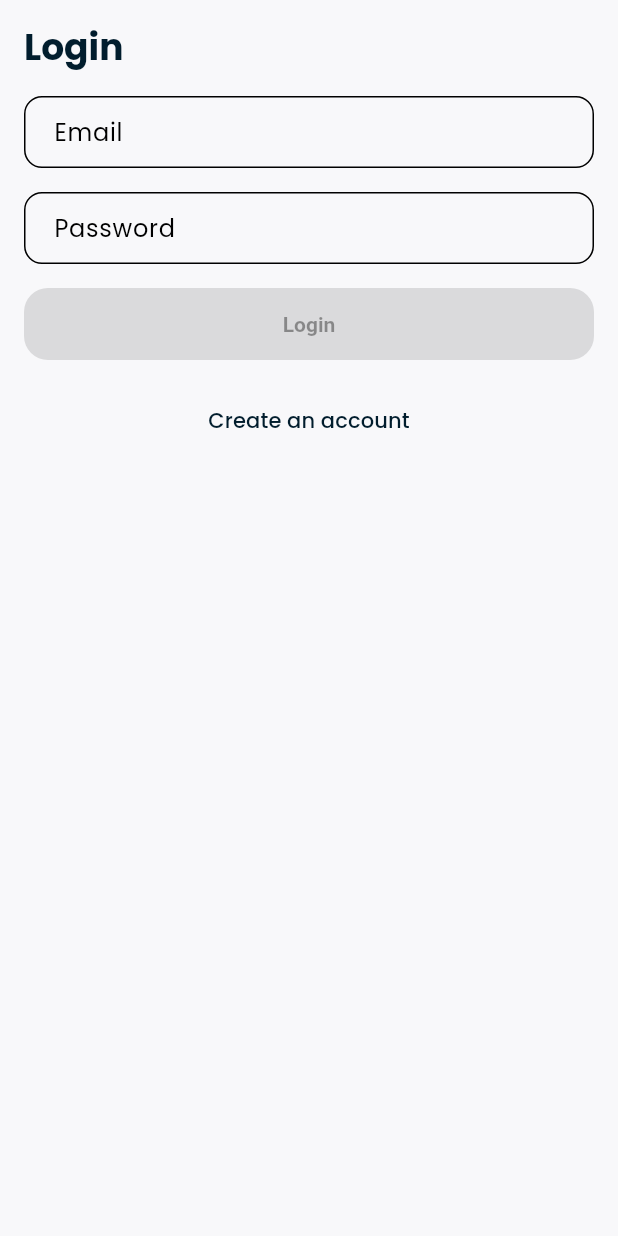
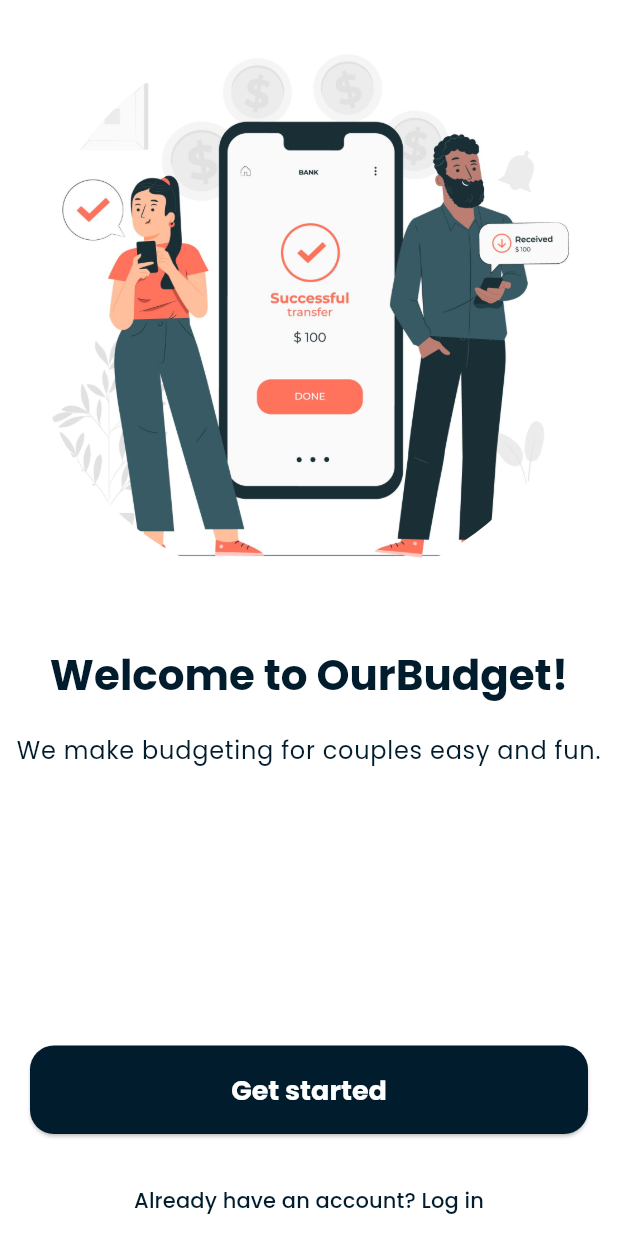
Before and after one commit to henriquezanfa/our_budget, a Flutter app: the screen it shows after launch, on a phone screen of 412 x 824 dp. Run offline on Flutter 3.47's test engine with Material 3 defaults, Android fonts, the light colour scheme and no system bars; our stand-ins replace bloc, cloud_firestore, firebase_auth, firebase_core, flutter_bloc, fpdart and 5 more; accounts and stored records are empty; generated files the repository leaves out were written again.

Commit message:
feat: add intro and steps page

```diff
--- a/packages/app/lib/app/routes/ob_router.dart
+++ b/packages/app/lib/app/routes/ob_router.dart
@@ -11,8 +11,10 @@ import 'package:ob/features/credit_cards/domain/model/credit_card.dart';
 import 'package:ob/features/credit_cards/presentations/ui/pages/credit_card_details_page.dart';
 import 'package:ob/features/credit_cards/presentations/ui/pages/credit_cards_list_page.dart';
 import 'package:ob/features/features.dart';
+import 'package:ob/features/intro/intro_page.dart';
 import 'package:ob/features/login/presentation/login.dart';
 import 'package:ob/features/manage/presentation/ui/manage_page.dart';
+import 'package:ob/features/onboarding/presentation/onboarding_page.dart';
 import 'package:ob/features/profile/presentation/ui/profile_page.dart';
 import 'package:ob/features/registration/registration.dart';
 import 'package:ob/features/space/presentation/space_details_screen.dart';
@@ -64,6 +66,18 @@ class CustomRouter {
             const AddTransactionPage(),
           ),
         ),
+        GoRoute(
+          path: OBRoutes.onboarding,
+          pageBuilder: (context, state) => _fadeTransitionBuilder(
+            const OnboardingPage(),
+          ),
+        ),
+        GoRoute(
+          path: OBRoutes.intro,
+          pageBuilder: (context, state) => _fadeTransitionBuilder(
+            const IntroPage(),
+          ),
+        ),
         StatefulShellRoute.indexedStack(
           pageBuilder: (context, state, navigationShell) =>
               _fadeTransitionBuilder(
@@ -84,7 +98,7 @@ class CustomRouter {
                     final user = FirebaseAuth.instance.currentUser;
                     // FirebaseAuth.instance.signOut();
                     if (user == null) {
-                      return OBRoutes.login;
+                      return OBRoutes.intro;
                     }
 
                     return null;
--- a/packages/app/lib/app/routes/ob_routes.dart
+++ b/packages/app/lib/app/routes/ob_routes.dart
@@ -14,4 +14,6 @@ class OBRoutes {
   static const String addTransaction = '/add_transaction';
   static const String categories = '/categories';
   static const String spaceDetails = '/space_details';
+  static const String onboarding = '/onboarding';
+  static const String intro = '/intro';
 }
--- /dev/null
+++ b/packages/app/lib/features/intro/intro_page.dart
@@ -0,0 +1,61 @@
+import 'package:flutter/material.dart';
+import 'package:go_router/go_router.dart';
+import 'package:ob/app/routes/ob_routes.dart';
+
+class IntroPage extends StatelessWidget {
+  const IntroPage({super.key});
+
+  @override
+  Widget build(BuildContext context) {
+    final theme = Theme.of(context);
+    return Scaffold(
+      backgroundColor: Colors.white,
+      body: Center(
+        child: SafeArea(
+          child: Column(
+            children: [
+              Padding(
+                padding: const EdgeInsets.all(20),
+                child: ClipRRect(
+                  borderRadius: BorderRadius.circular(1000),
+                  child: Image.asset('assets/images/couple.jpg'),
+                ),
+              ),
+              const SizedBox(height: 20),
+              Text(
+                'Welcome to OurBudget!',
+                style: theme.textTheme.headlineMedium?.copyWith(
+                  fontWeight: FontWeight.bold,
+                ),
+              ),
+              const SizedBox(height: 20),
+              Text(
+                'We make budgeting for couples easy and fun.',
+                style: theme.textTheme.bodyLarge,
+                textAlign: TextAlign.center,
+              ),
+              const Spacer(),
+              const SizedBox(height: 20),
+              SizedBox(
+                width: MediaQuery.of(context).size.width - 40,
+                child: ElevatedButton(
+                  onPressed: () {
+                    context.push(OBRoutes.onboarding);
+                  },
+                  child: const Text('Get started'),
+                ),
+              ),
+              const SizedBox(height: 20),
+              TextButton(
+                onPressed: () {
+                  context.push(OBRoutes.login);
+                },
+                child: const Text('Already have an account? Log in'),
+              ),
+            ],
+          ),
+        ),
+      ),
+    );
+  }
+}
--- a/packages/app/lib/ui/theme/ob_theme.dart
+++ b/packages/app/lib/ui/theme/ob_theme.dart
@@ -46,13 +46,15 @@ final lightTheme = _theme.copyWith(
   elevatedButtonTheme: ElevatedButtonThemeData(
     style: ElevatedButton.styleFrom(
       backgroundColor: OBColors.primary,
+      foregroundColor: Colors.white,
       shape: RoundedRectangleBorder(
         borderRadius: BorderRadius.circular(OBSizes.medium),
       ),
       padding: const EdgeInsets.all(OBSizes.medium),
-      textStyle: const TextStyle(
+      textStyle: _theme.textTheme.titleLarge!.copyWith(
         color: Colors.white,
-        fontWeight: FontWeight.w600,
+        fontWeight: FontWeight.bold,
+        fontSize: 18,
       ),
     ),
   ),
--- a/packages/app/pubspec.yaml
+++ b/packages/app/pubspec.yaml
@@ -46,6 +46,10 @@ dev_dependencies:
 flutter:
   uses-material-design: true
   generate: true
+
+  assets:
+    - assets/images/
+    - assets/fonts/
 
   fonts:
     - family: Poppins
```
Also changed, not shown: packages/app/lib/features/onboarding/presentation/onboarding_page.dart (added, +204 -0 lines), packages/app/assets/images/couple.jpg (added).
